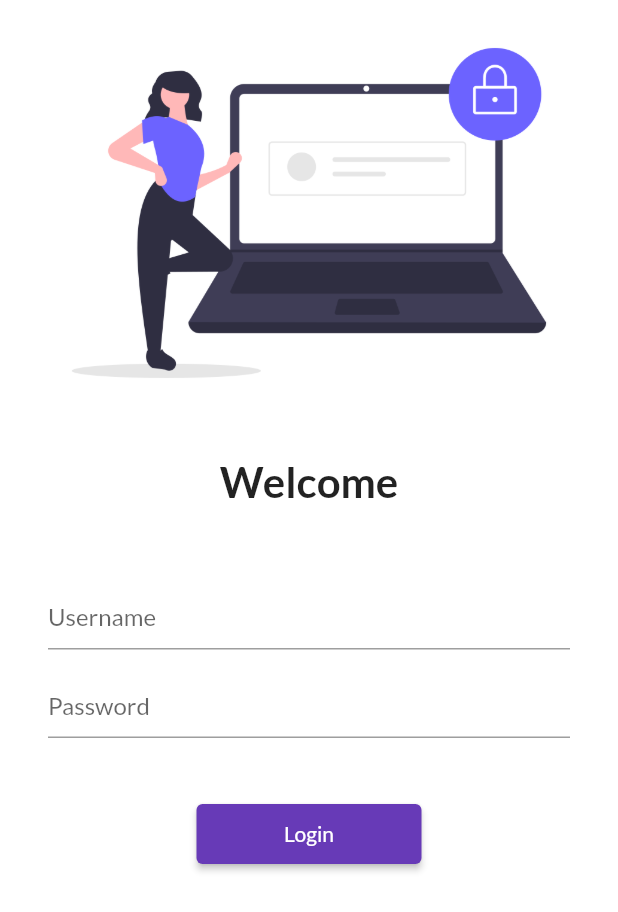
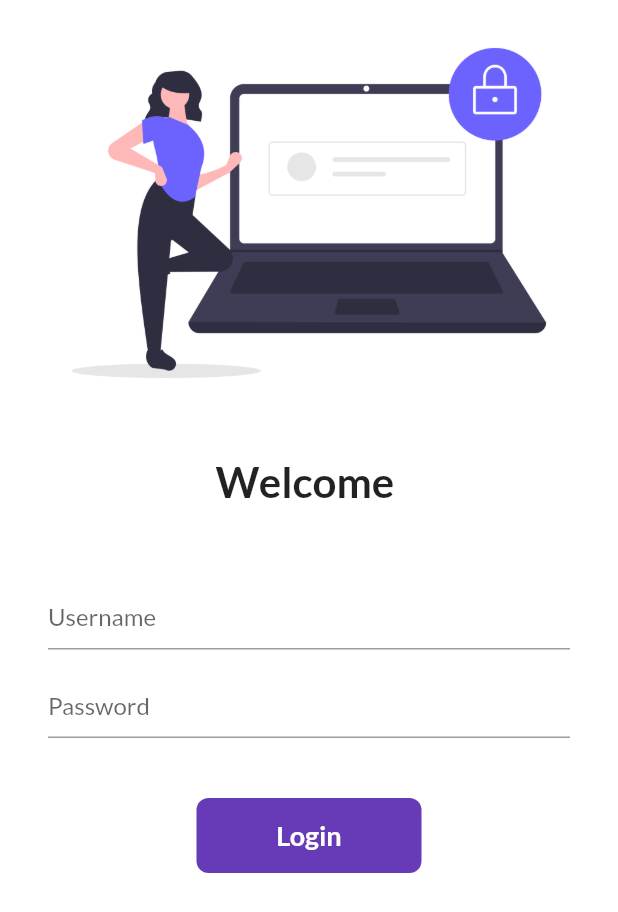
Before and after one commit to codeswithroh/first_project, a Flutter app: the screen it shows after launch, on a phone screen of 412 x 824 dp. Shown: the top 912 px of the screen. Run offline on Flutter 3.47's test engine with Material 2 defaults, Android fonts, the phone set to English and light mode, and no system bars; our stand-ins replace google_fonts.

Commit message:
learned about animated containers, state management and icons

```diff
--- a/lib/main.dart
+++ b/lib/main.dart
@@ -1,4 +1,5 @@
 import 'package:first_project/pages/login_page.dart';
+import 'package:first_project/utils/routes.dart';
 import 'package:google_fonts/google_fonts.dart';
 
 import 'pages/home_page.dart';
@@ -24,9 +25,9 @@ class MyApp extends StatelessWidget {
       ),
       // initialRoute: "/home",
       routes: {
-        "/": (context) => const LoginPage(),
-        "/home": (context) => Homepage(),
-        "/login": (context) => const LoginPage()
+        "/": (context) => LoginPage(),
+        MyRoutes.homeRoute: (context) => Homepage(),
+        MyRoutes.loginRoute: (context) => LoginPage()
       },
     );
   }
--- a/lib/pages/login_page.dart
+++ b/lib/pages/login_page.dart
@@ -1,7 +1,14 @@
+import 'package:first_project/utils/routes.dart';
 import 'package:flutter/material.dart';
 
-class LoginPage extends StatelessWidget {
-  const LoginPage({super.key});
+class LoginPage extends StatefulWidget {
+  @override
+  State<LoginPage> createState() => _LoginPageState();
+}
+
+class _LoginPageState extends State<LoginPage> {
+  String name = '';
+  bool changeButton = false;
 
   @override
   Widget build(BuildContext context) {
@@ -16,7 +23,7 @@ class LoginPage extends StatelessWidget {
           const SizedBox(
             height: 20,
           ),
-          const Text("Welcome",
+          Text("Welcome $name",
               style: TextStyle(
                 fontSize: 28,
                 fontWeight: FontWeight.bold,
@@ -31,8 +38,12 @@ class LoginPage extends StatelessWidget {
                 TextFormField(
                   decoration: const InputDecoration(
                       alignLabelWithHint: true,
-                      hintText: "Enter Username",
+                      hintText: "Enter your username here",
                       labelText: "Username"),
+                  onChanged: (value) {
+                    name = value;
+                    setState(() {});
+                  },
                 ),
                 TextFormField(
                   obscureText: true,
@@ -44,13 +55,41 @@ class LoginPage extends StatelessWidget {
                 const SizedBox(
                   height: 40,
                 ),
-                ElevatedButton(
-                  child: const Text("Login"),
-                  style: TextButton.styleFrom(minimumSize: Size(150, 40)),
-                  onPressed: () {
-                    print('Welcome Rohit Purkait');
+                InkWell(
+                  onTap: () async {
+                    setState(() {
+                      changeButton = true;
+                    });
+
+                    await Future.delayed(Duration(seconds: 1));
+                    Navigator.pushNamed(context, MyRoutes.homeRoute);
                   },
+                  child: AnimatedContainer(
+                    duration: Duration(seconds: 1),
+                    width: changeButton ? 50 : 150,
+                    height: 50,
+                    alignment: Alignment.center,
+                    child: changeButton
+                        ? Icon(Icons.done, color: Colors.white)
+                        : Text("Login",
+                            style: TextStyle(
+                              fontSize: 18,
+                              color: Colors.white,
+                              fontWeight: FontWeight.bold,
+                            )),
+                    decoration: BoxDecoration(
+                        color: Colors.deepPurple,
+                        borderRadius:
+                            BorderRadius.circular(changeButton ? 50 : 8)),
+                  ),
                 )
+                // ElevatedButton(
+                //   child: const Text("Login"),
+                //   style: TextButton.styleFrom(minimumSize: Size(150, 40)),
+                //   onPressed: () {
+                //     Navigator.pushNamed(context, MyRoutes.homeRoute);
+                //   },
+                // )
               ],
             ),
           )
--- /dev/null
+++ b/lib/utils/routes.dart
@@ -0,0 +1,4 @@
+class MyRoutes {
+  static String loginRoute = "/login";
+  static String homeRoute = "/home";
+}
```
